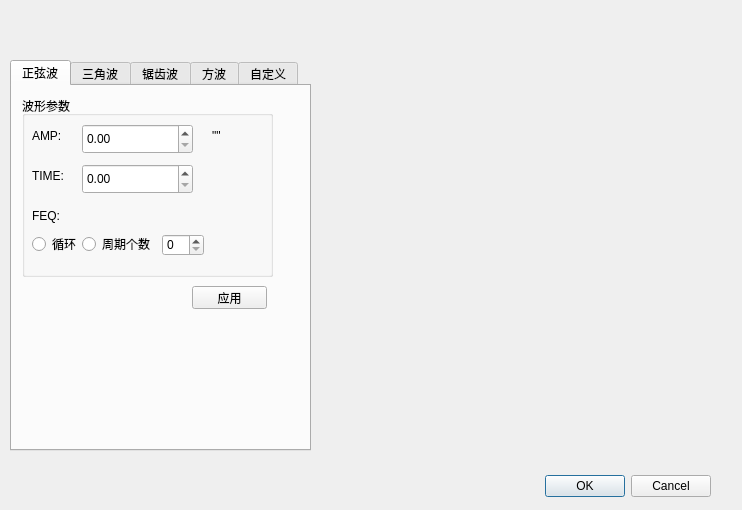
Qt form dlglchset.ui (CarnationTL/cmd_sim) before a commit.
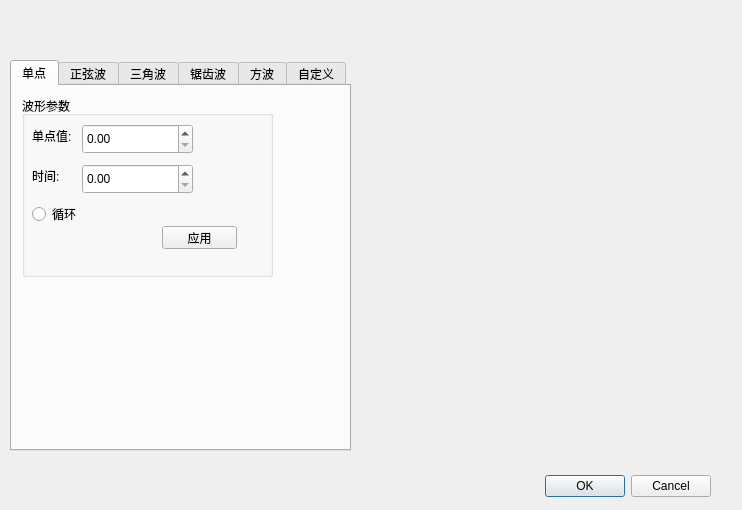
The same form after that commit. Custom widgets are drawn as their Qt base class.

Patch:
```diff
--- a/dlglchset.ui
+++ b/dlglchset.ui
@@ -37,7 +37,7 @@
     <rect>
      <x>10</x>
      <y>60</y>
-     <width>301</width>
+     <width>341</width>
      <height>391</height>
     </rect>
    </property>
@@ -50,6 +50,105 @@
    <property name="currentIndex">
     <number>0</number>
    </property>
+   <widget class="QWidget" name="tab_Sp">
+    <attribute name="title">
+     <string>单点</string>
+    </attribute>
+    <widget class="QGroupBox" name="gbPara_Sp">
+     <property name="geometry">
+      <rect>
+       <x>10</x>
+       <y>10</y>
+       <width>251</width>
+       <height>181</height>
+      </rect>
+     </property>
+     <property name="styleSheet">
+      <string notr="true"/>
+     </property>
+     <property name="title">
+      <string>波形参数</string>
+     </property>
+     <widget class="QDoubleSpinBox" name="sbAMP_Sp">
+      <property name="geometry">
+       <rect>
+        <x>60</x>
+        <y>28</y>
+        <width>111</width>
+        <height>30</height>
+       </rect>
+      </property>
+      <property name="maximum">
+       <double>1024.000000000000000</double>
+      </property>
+     </widget>
+     <widget class="QLabel" name="lbAMP_Sp">
+      <property name="geometry">
+       <rect>
+        <x>10</x>
+        <y>30</y>
+        <width>40</width>
+        <height>20</height>
+       </rect>
+      </property>
+      <property name="text">
+       <string>单点值:</string>
+      </property>
+     </widget>
+     <widget class="QLabel" name="lbTIME_Sp">
+      <property name="geometry">
+       <rect>
+        <x>10</x>
+        <y>70</y>
+        <width>40</width>
+        <height>20</height>
+       </rect>
+      </property>
+      <property name="text">
+       <string>时间:</string>
+      </property>
+     </widget>
+     <widget class="QDoubleSpinBox" name="sbTIME_Sp">
+      <property name="geometry">
+       <rect>
+        <x>60</x>
+        <y>68</y>
+        <width>111</width>
+        <height>30</height>
+       </rect>
+      </property>
+      <property name="maximum">
+       <double>65536.000000000000000</double>
+      </property>
+     </widget>
+     <widget class="QRadioButton" name="rbloo_Sp">
+      <property name="geometry">
+       <rect>
+        <x>10</x>
+        <y>110</y>
+        <width>51</width>
+        <height>16</height>
+       </rect>
+      </property>
+      <property name="text">
+       <string>循环</string>
+      </property>
+     </widget>
+     <widget class="QPushButton" name="btnApplyChangeSp">
+      <property name="geometry">
+       <rect>
+        <x>140</x>
+        <y>130</y>
+        <width>75</width>
+        <height>23</height>
+       </rect>
+      </property>
+      <property name="text">
+       <string>应用</string>
+      </property>
+     </widget>
+    </widget>
+   </widget>
    <widget class="QWidget" name="tabSine">
     <attribute name="title">
      <string>正弦波</string>
@@ -79,7 +178,7 @@
        </rect>
       </property>
       <property name="text">
-       <string>FEQ:</string>
+       <string>频率:</string>
       </property>
      </widget>
      <widget class="QDoubleSpinBox" name="sbAMP_Sine">
@@ -105,7 +204,7 @@
        </rect>
       </property>
       <property name="text">
-       <string>AMP:</string>
+       <string>幅值:</string>
       </property>
      </widget>
      <widget class="QLabel" name="lbTIME_Sine">
@@ -118,7 +217,7 @@
        </rect>
       </property>
       <property name="text">
-       <string>TIME:</string>
+       <string>时间:</string>
       </property>
      </widget>
      <widget class="QDoubleSpinBox" name="sbTIME_Sine">
@@ -886,9 +985,9 @@
   <widget class="QwtPlot" name="plotWhole">
    <property name="geometry">
     <rect>
-     <x>320</x>
+     <x>359</x>
      <y>80</y>
-     <width>400</width>
+     <width>361</width>
      <height>381</height>
     </rect>
    </property>
```
